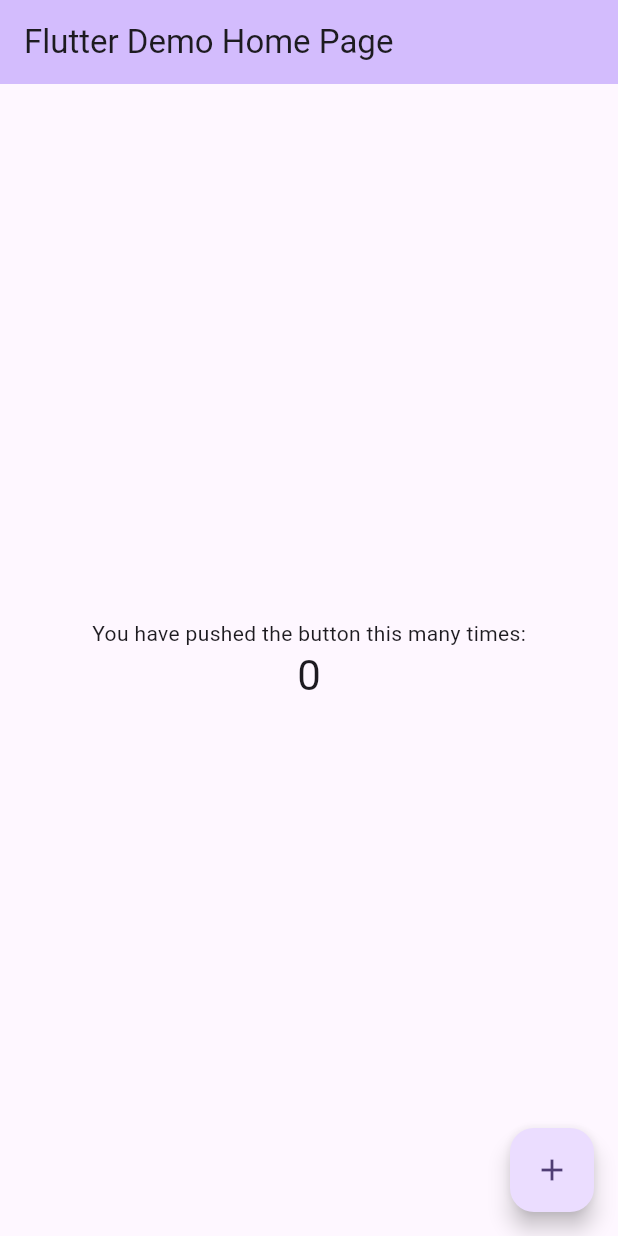
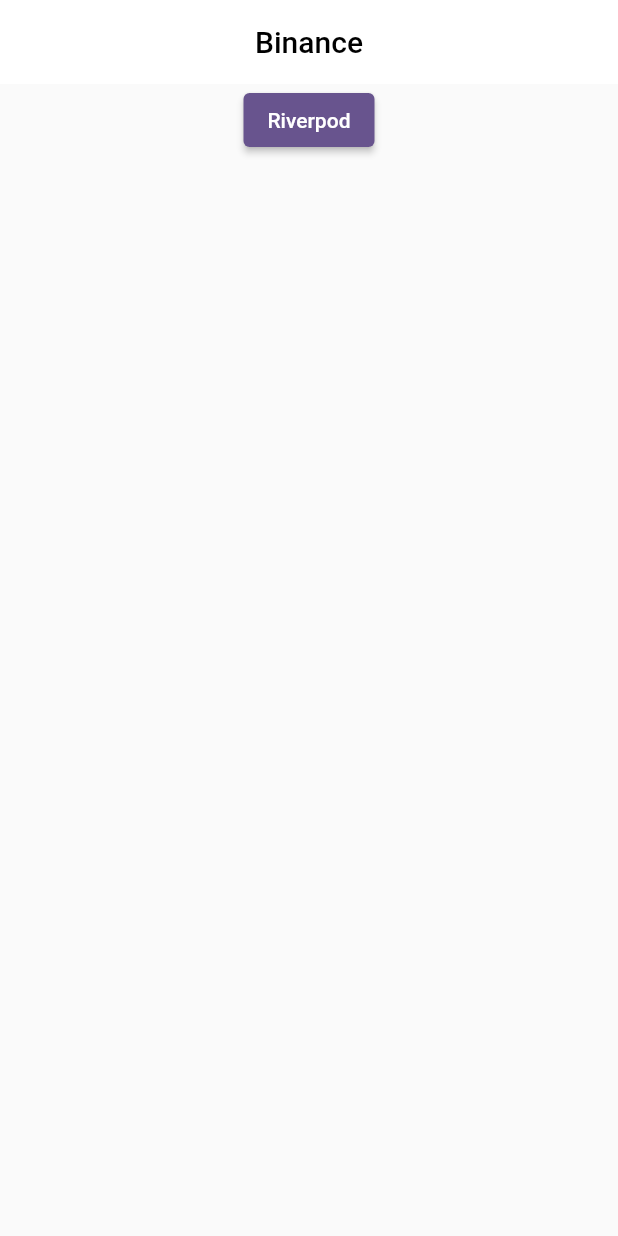
Before and after one commit to jeonhl7579/binance_mvvm, a Flutter app: the screen it shows after launch, on a phone screen of 412 x 824 dp. Run offline on Flutter 3.47's test engine with Material 3 defaults, Android fonts, the light colour scheme and no system bars.

Commit message:
create: main screen

```diff
--- a/lib/main.dart
+++ b/lib/main.dart
@@ -1,3 +1,4 @@
+import 'package:binance_mvvm/presentation/views/main.dart';
 import 'package:flutter/material.dart';
 
 void main() {
@@ -11,54 +12,16 @@
   Widget build(BuildContext context) {
     return MaterialApp(
       title: 'Flutter Demo',
-      theme: ThemeData(colorScheme: .fromSeed(seedColor: Colors.deepPurple)),
-      home: const MyHomePage(title: 'Flutter Demo Home Page'),
+      theme: ThemeData(
+        useMaterial3: false,
+        colorScheme: .fromSeed(seedColor: Colors.deepPurple),
+        appBarTheme: AppBarTheme(
+          backgroundColor: Colors.white,
+          foregroundColor: Colors.black,
+          elevation: 0,
+        ),
+      ),
+      home: MainScreen(),
     );
   }
 }
-
-class MyHomePage extends StatefulWidget {
-  const MyHomePage({super.key, required this.title});
-
-  final String title;
-
-  @override
-  State<MyHomePage> createState() => _MyHomePageState();
-}
-
-class _MyHomePageState extends State<MyHomePage> {
-  int _counter = 0;
-
-  void _incrementCounter() {
-    setState(() {
-      _counter++;
-    });
-  }
-
-  @override
-  Widget build(BuildContext context) {
-    return Scaffold(
-      appBar: AppBar(
-        backgroundColor: Theme.of(context).colorScheme.inversePrimary,
-        title: Text(widget.title),
-      ),
-      body: Center(
-        child: Column(
-          mainAxisAlignment: .center,
-          children: [
-            const Text('You have pushed the button this many times:'),
-            Text(
-              '$_counter',
-              style: Theme.of(context).textTheme.headlineMedium,
-            ),
-          ],
-        ),
-      ),
-      floatingActionButton: FloatingActionButton(
-        onPressed: _incrementCounter,
-        tooltip: 'Increment',
-        child: const Icon(Icons.add),
-      ),
-    );
-  }
-}
--- /dev/null
+++ b/lib/presentation/views/main.dart
@@ -0,0 +1,20 @@
+import 'package:binance_mvvm/ui/widgets/navigate_button.dart';
+import 'package:flutter/material.dart';
+
+class MainScreen extends StatelessWidget {
+  const MainScreen({super.key});
+
+  @override
+  Widget build(BuildContext context) {
+    return Scaffold(
+      appBar: AppBar(title: Text("Binance"), centerTitle: true),
+      body: SizedBox(
+        width: double.infinity,
+        child: Column(
+          mainAxisAlignment: MainAxisAlignment.start,
+          children: [NavigateButton(text: "Riverpod", onPressed: () {})],
+        ),
+      ),
+    );
+  }
+}
--- /dev/null
+++ b/lib/ui/widgets/navigate_button.dart
@@ -0,0 +1,21 @@
+import 'package:flutter/material.dart';
+
+class NavigateButton extends StatelessWidget {
+  final String text;
+  final void Function() onPressed;
+
+  const NavigateButton({
+    super.key,
+    required this.text,
+    required this.onPressed,
+  });
+
+  @override
+  Widget build(BuildContext context) {
+    return ElevatedButton(
+      style: ElevatedButton.styleFrom(),
+      onPressed: onPressed,
+      child: Text(text),
+    );
+  }
+}
```
Also changed, not shown: lib/ui/constants/gaps.dart (added, +66 -0 lines), lib/ui/constants/sizes.dart (added, +52 -0 lines).
